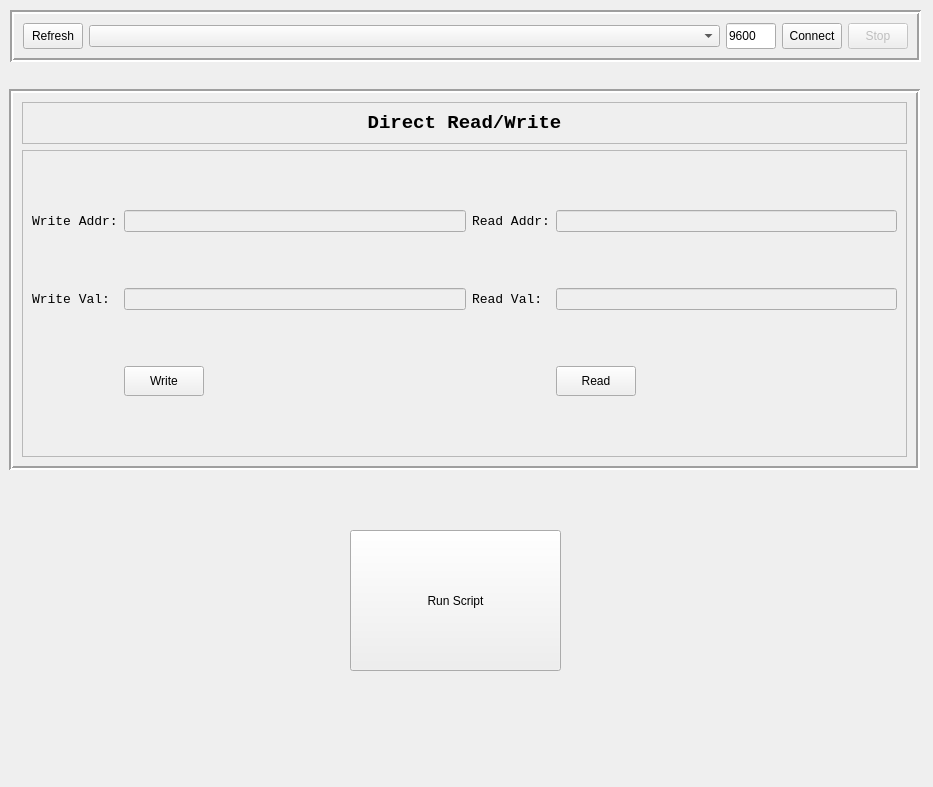
This is host_ware/UIs/main_gui.ui in Mahmoussam/EwE as Qt 5 draws it before an edit. The edited form follows.
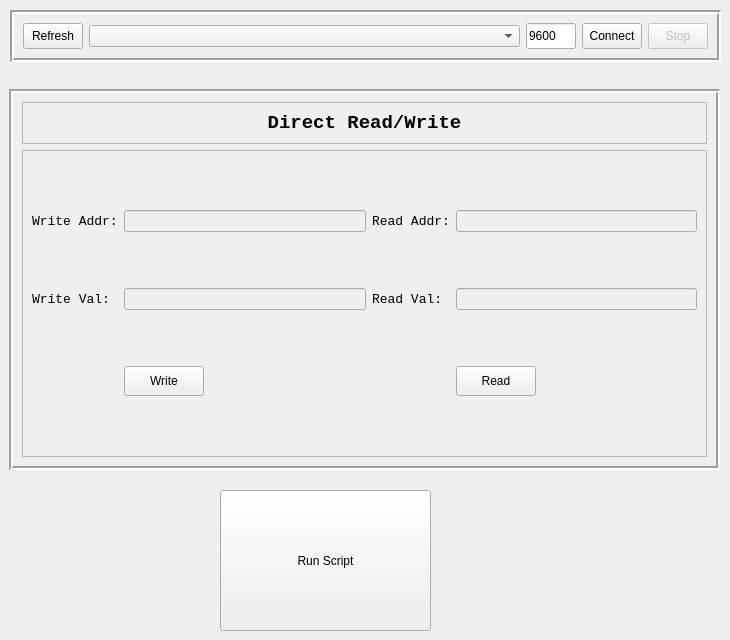
This is the edited form.

```diff
--- a/host_ware/UIs/main_gui.ui
+++ b/host_ware/UIs/main_gui.ui
@@ -6,8 +6,8 @@
    <rect>
     <x>0</x>
     <y>0</y>
-    <width>933</width>
-    <height>787</height>
+    <width>730</width>
+    <height>640</height>
    </rect>
   </property>
   <property name="windowTitle">
@@ -18,7 +18,7 @@
     <rect>
      <x>10</x>
      <y>10</y>
-     <width>911</width>
+     <width>711</width>
      <height>52</height>
     </rect>
    </property>
@@ -100,7 +100,7 @@
     <rect>
      <x>9</x>
      <y>89</y>
-     <width>911</width>
+     <width>711</width>
      <height>381</height>
     </rect>
    </property>
@@ -319,8 +319,8 @@
   <widget class="QPushButton" name="pushButton">
    <property name="geometry">
     <rect>
-     <x>350</x>
-     <y>530</y>
+     <x>220</x>
+     <y>490</y>
      <width>211</width>
      <height>141</height>
     </rect>
```
